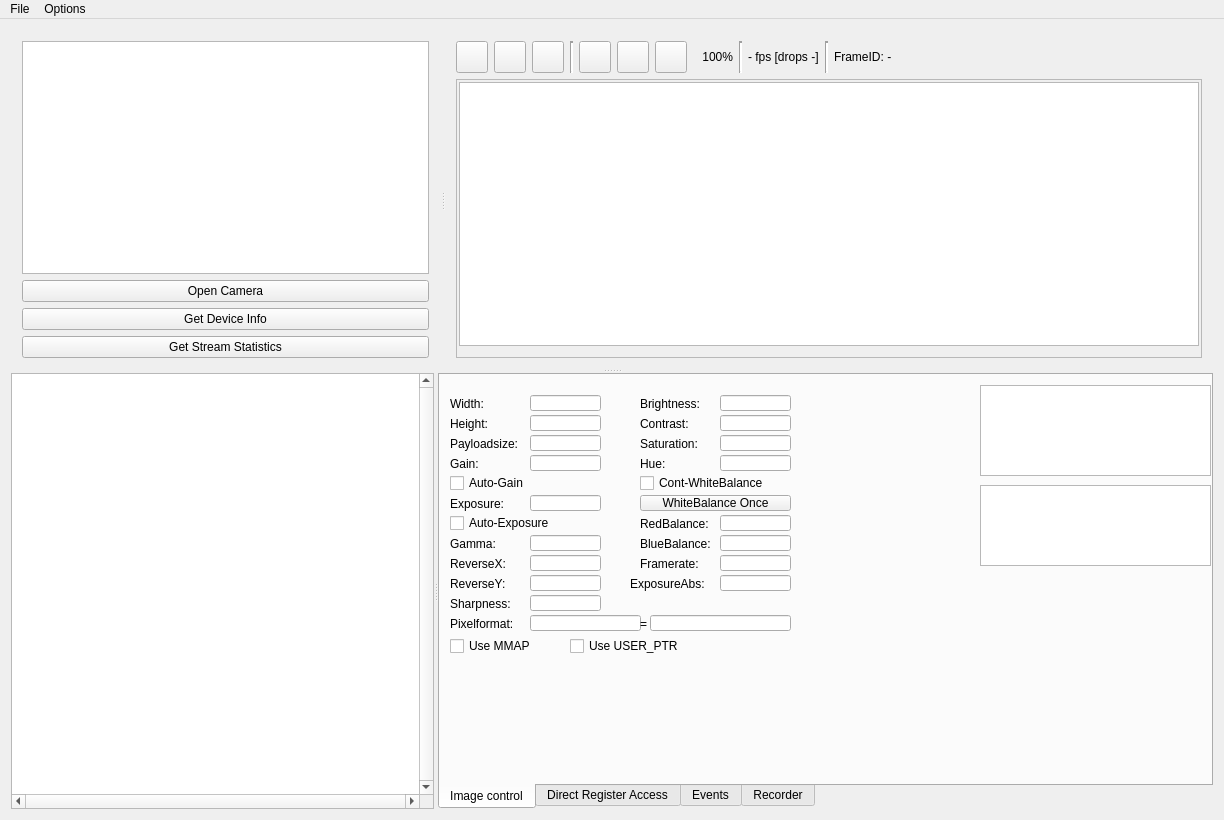
Qt form Source/res/v4l2test.ui (alliedvision/V4L2Viewer) before a commit.
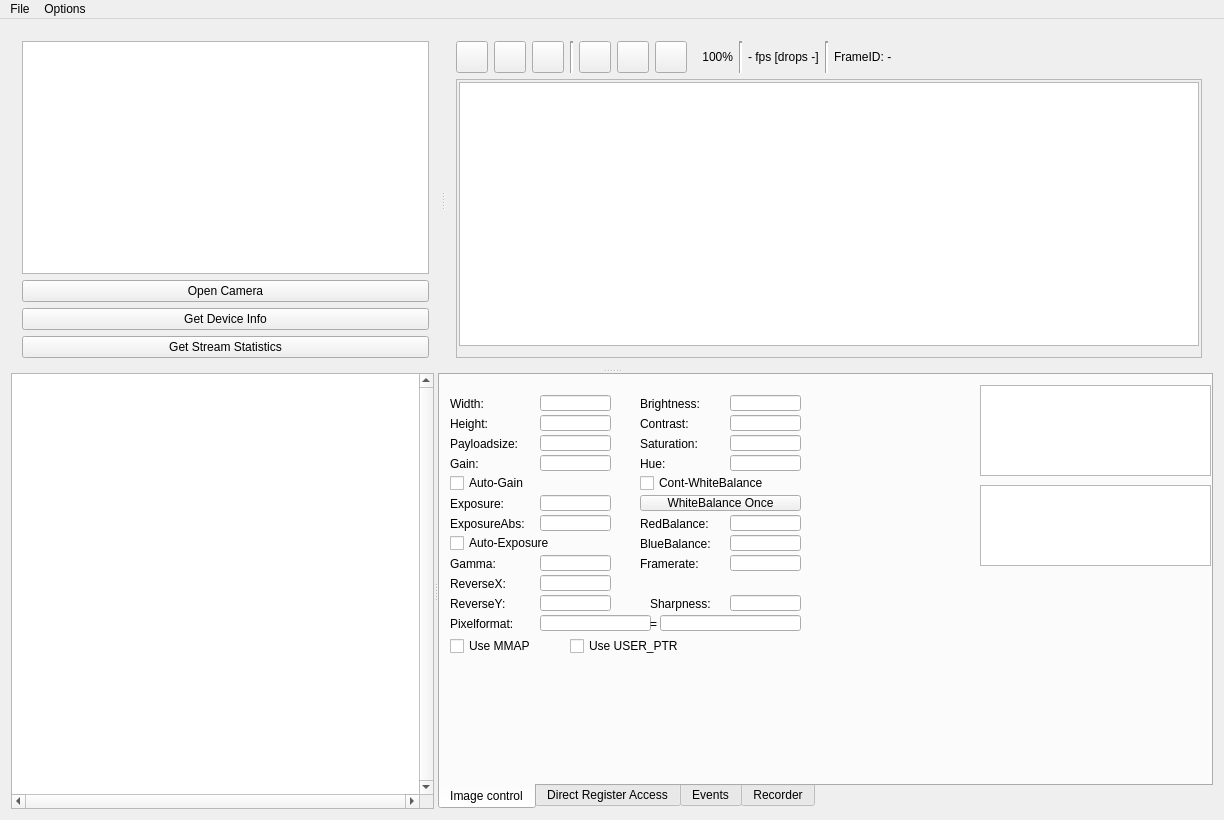
The same form after that commit. Icons and pictures are not drawn.

```diff
--- a/Source/res/v4l2test.ui
+++ b/Source/res/v4l2test.ui
@@ -496,7 +496,7 @@
          <widget class="QLineEdit" name="m_edWidth">
           <property name="geometry">
            <rect>
-            <x>90</x>
+            <x>100</x>
             <y>20</y>
             <width>71</width>
             <height>16</height>
@@ -506,7 +506,7 @@
          <widget class="QLineEdit" name="m_edHeight">
           <property name="geometry">
            <rect>
-            <x>90</x>
+            <x>100</x>
             <y>40</y>
             <width>71</width>
             <height>16</height>
@@ -558,7 +558,7 @@
           </property>
           <property name="geometry">
            <rect>
-            <x>90</x>
+            <x>100</x>
             <y>60</y>
             <width>71</width>
             <height>16</height>
@@ -571,7 +571,7 @@
          <widget class="QLineEdit" name="m_edPixelformat">
           <property name="geometry">
            <rect>
-            <x>90</x>
+            <x>100</x>
             <y>240</y>
             <width>111</width>
             <height>16</height>
@@ -594,7 +594,7 @@
          <widget class="QLineEdit" name="m_edGain">
           <property name="geometry">
            <rect>
-            <x>90</x>
+            <x>100</x>
             <y>80</y>
             <width>71</width>
             <height>16</height>
@@ -651,7 +651,7 @@
           <property name="geometry">
            <rect>
             <x>10</x>
-            <y>140</y>
+            <y>160</y>
             <width>121</width>
             <height>16</height>
            </rect>
@@ -663,7 +663,7 @@
          <widget class="QLineEdit" name="m_edExposure">
           <property name="geometry">
            <rect>
-            <x>90</x>
+            <x>100</x>
             <y>120</y>
             <width>71</width>
             <height>16</height>
@@ -686,7 +686,7 @@
          <widget class="QLineEdit" name="m_edPixelformatText">
           <property name="geometry">
            <rect>
-            <x>210</x>
+            <x>220</x>
             <y>240</y>
             <width>141</width>
             <height>16</height>
@@ -699,7 +699,7 @@
          <widget class="QLabel" name="label_9">
           <property name="geometry">
            <rect>
-            <x>200</x>
+            <x>210</x>
             <y>240</y>
             <width>16</width>
             <height>17</height>
@@ -744,7 +744,7 @@
          <widget class="QLineEdit" name="m_edBrightness">
           <property name="geometry">
            <rect>
-            <x>280</x>
+            <x>290</x>
             <y>20</y>
             <width>71</width>
             <height>16</height>
@@ -780,7 +780,7 @@
          <widget class="QLineEdit" name="m_edContrast">
           <property name="geometry">
            <rect>
-            <x>280</x>
+            <x>290</x>
             <y>40</y>
             <width>71</width>
             <height>16</height>
@@ -803,7 +803,7 @@
          <widget class="QLineEdit" name="m_edSaturation">
           <property name="geometry">
            <rect>
-            <x>280</x>
+            <x>290</x>
             <y>60</y>
             <width>71</width>
             <height>16</height>
@@ -813,7 +813,7 @@
          <widget class="QLineEdit" name="m_edHue">
           <property name="geometry">
            <rect>
-            <x>280</x>
+            <x>290</x>
             <y>80</y>
             <width>71</width>
             <height>16</height>
@@ -862,7 +862,7 @@
          <widget class="QLineEdit" name="m_edRedBalance">
           <property name="geometry">
            <rect>
-            <x>280</x>
+            <x>290</x>
             <y>140</y>
             <width>71</width>
             <height>16</height>
@@ -872,7 +872,7 @@
          <widget class="QLineEdit" name="m_edBlueBalance">
           <property name="geometry">
            <rect>
-            <x>280</x>
+            <x>290</x>
             <y>160</y>
             <width>71</width>
             <height>16</height>
@@ -896,7 +896,7 @@
           <property name="geometry">
            <rect>
             <x>10</x>
-            <y>160</y>
+            <y>180</y>
             <width>71</width>
             <height>17</height>
            </rect>
@@ -908,8 +908,8 @@
          <widget class="QLineEdit" name="m_edGamma">
           <property name="geometry">
            <rect>
-            <x>90</x>
-            <y>160</y>
+            <x>100</x>
+            <y>180</y>
             <width>71</width>
             <height>16</height>
            </rect>
@@ -918,8 +918,8 @@
          <widget class="QLineEdit" name="m_edReverseX">
           <property name="geometry">
            <rect>
-            <x>90</x>
-            <y>180</y>
+            <x>100</x>
+            <y>200</y>
             <width>71</width>
             <height>16</height>
            </rect>
@@ -929,7 +929,7 @@
           <property name="geometry">
            <rect>
             <x>10</x>
-            <y>180</y>
+            <y>200</y>
             <width>71</width>
             <height>17</height>
            </rect>
@@ -942,7 +942,7 @@
           <property name="geometry">
            <rect>
             <x>10</x>
-            <y>200</y>
+            <y>220</y>
             <width>71</width>
             <height>17</height>
            </rect>
@@ -954,8 +954,8 @@
          <widget class="QLineEdit" name="m_edReverseY">
           <property name="geometry">
            <rect>
-            <x>90</x>
-            <y>200</y>
+            <x>100</x>
+            <y>220</y>
             <width>71</width>
             <height>16</height>
            </rect>
@@ -964,7 +964,7 @@
          <widget class="QLabel" name="label_19">
           <property name="geometry">
            <rect>
-            <x>10</x>
+            <x>210</x>
             <y>220</y>
             <width>71</width>
             <height>17</height>
@@ -977,7 +977,7 @@
          <widget class="QLineEdit" name="m_edSharpness">
           <property name="geometry">
            <rect>
-            <x>90</x>
+            <x>290</x>
             <y>220</y>
             <width>71</width>
             <height>16</height>
@@ -1000,7 +1000,7 @@
          <widget class="QLineEdit" name="m_edFramerate">
           <property name="geometry">
            <rect>
-            <x>280</x>
+            <x>290</x>
             <y>180</y>
             <width>71</width>
             <height>16</height>
@@ -1012,7 +1012,7 @@
            <rect>
             <x>200</x>
             <y>120</y>
-            <width>151</width>
+            <width>161</width>
             <height>16</height>
            </rect>
           </property>
@@ -1023,9 +1023,9 @@
          <widget class="QLabel" name="label_21">
           <property name="geometry">
            <rect>
-            <x>190</x>
-            <y>200</y>
-            <width>81</width>
+            <x>10</x>
+            <y>140</y>
+            <width>91</width>
             <height>17</height>
            </rect>
           </property>
@@ -1036,8 +1036,8 @@
          <widget class="QLineEdit" name="m_edExposureAbs">
           <property name="geometry">
            <rect>
-            <x>280</x>
-            <y>200</y>
+            <x>100</x>
+            <y>140</y>
             <width>71</width>
             <height>16</height>
            </rect>
```
Left out of the diff: 6 changed lines with no effect on the pictures.
